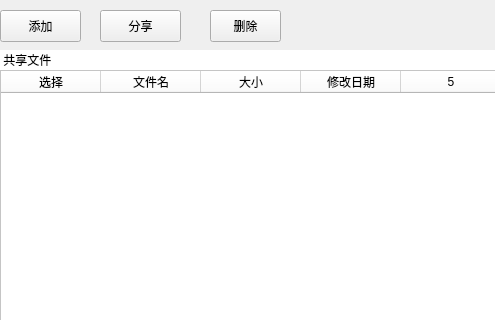
Above: page_shared.ui from cloudfirst/bigFileTool before the change; both pictures show x 0 to 495 and y 0 to 320 of the 628 by 423 pixel window. Below: the same form after it.
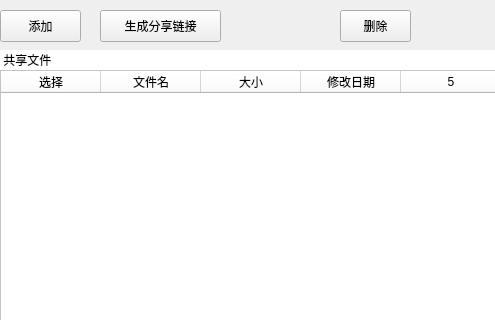
That is the form after the change.

Commit message: add downloading page add sharing_dialog for sharing link generation and copy&paste

Diff of the .ui file:
```diff
--- a/page_shared.ui
+++ b/page_shared.ui
@@ -115,7 +115,7 @@
     <rect>
      <x>100</x>
      <y>10</y>
-     <width>81</width>
+     <width>121</width>
      <height>32</height>
     </rect>
    </property>
@@ -123,13 +123,13 @@
     <string notr="true"/>
    </property>
    <property name="text">
-    <string>分享</string>
+    <string>生成分享链接</string>
    </property>
   </widget>
   <widget class="QPushButton" name="bt_delete_share">
    <property name="geometry">
     <rect>
-     <x>210</x>
+     <x>340</x>
      <y>10</y>
      <width>71</width>
      <height>32</height>
```
The commit also changes 18 other files.
